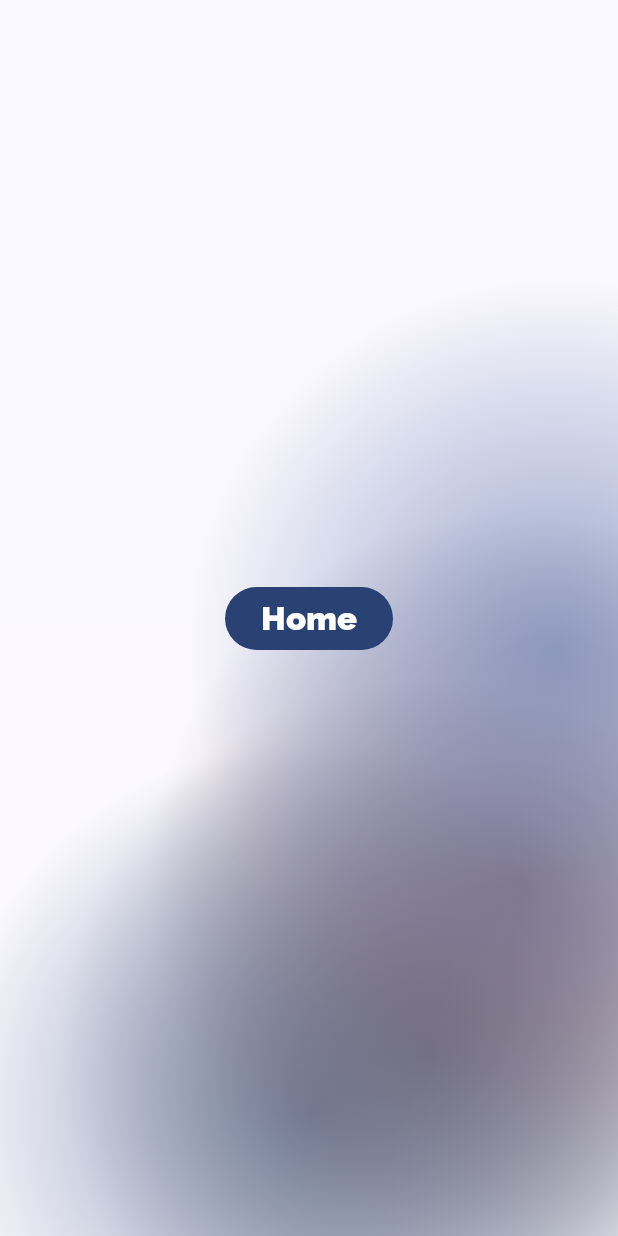
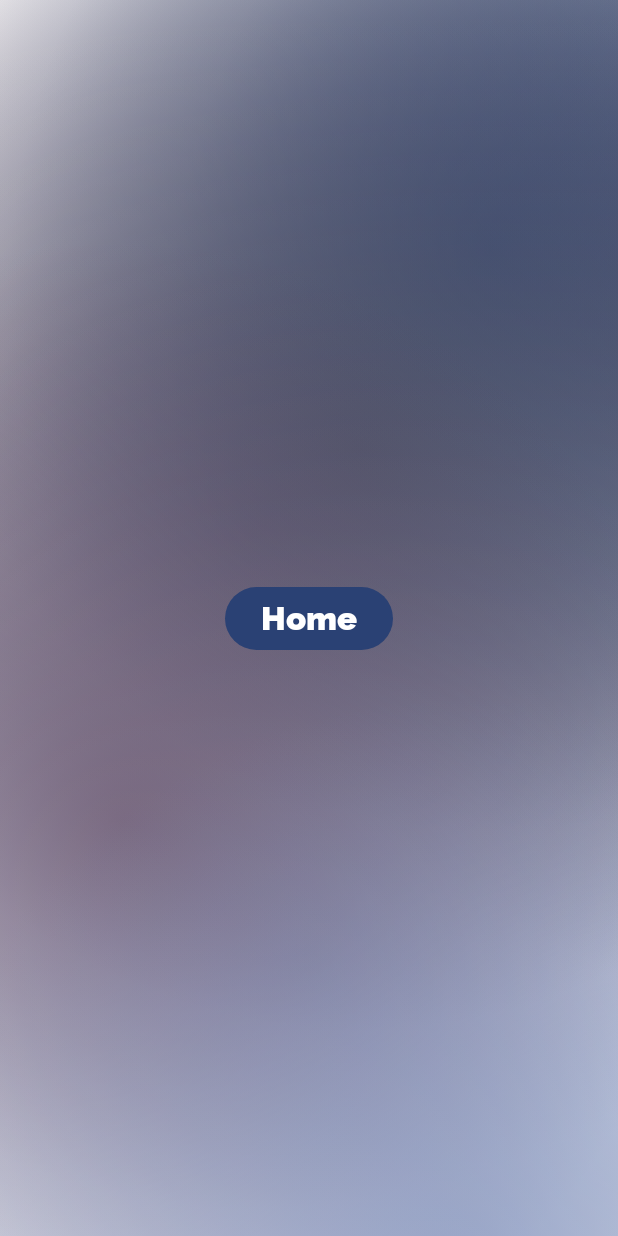
Before and after one commit to harrrshith/Moowe, an Android app built with Jetpack Compose: the OnBoardingRoute screen opened through its navigation route, on a phone screen of 412 x 824 dp. Run offline under Robolectric (Android 15) with nearby library versions, the phone set to English and light mode, and no system bars.

Commit message:
add/remove some functionality

```diff
--- a/app/src/main/java/com/harrrshith/moowe/ui/MooweApp.kt
+++ b/app/src/main/java/com/harrrshith/moowe/ui/MooweApp.kt
@@ -1,9 +1,12 @@
 package com.harrrshith.moowe.ui
 
+import androidx.compose.foundation.background
+import androidx.compose.foundation.layout.WindowInsets
 import androidx.compose.foundation.layout.padding
 import androidx.compose.material3.Scaffold
 import androidx.compose.runtime.Composable
 import androidx.compose.ui.Modifier
+import androidx.compose.ui.graphics.Color
 import androidx.navigation.compose.rememberNavController
 import com.harrrshith.moowe.ui.home.HomeBottomBar
 import com.harrrshith.moowe.ui.navigation.NavigationGraph
@@ -16,8 +19,10 @@ fun MooweApp(
     val navController = rememberNavController()
     MooweTheme {
         Scaffold(
-            modifier = modifier,
-            bottomBar = { HomeBottomBar(navController) }
+            modifier = modifier.background(Color.Transparent),
+            bottomBar = { HomeBottomBar(navController) },
+            containerColor = Color.Transparent,
+            contentWindowInsets = WindowInsets(0, 0, 0, 0)
         ) {innerPadding ->
             NavigationGraph(
                 modifier = Modifier.padding(innerPadding),
--- a/app/src/main/java/com/harrrshith/moowe/ui/onboarding/OnBoardingScreen.kt
+++ b/app/src/main/java/com/harrrshith/moowe/ui/onboarding/OnBoardingScreen.kt
@@ -1,40 +1,54 @@
 package com.harrrshith.moowe.ui.onboarding
 
-import androidx.compose.animation.core.EaseInCubic
+import android.annotation.SuppressLint
+import androidx.compose.animation.AnimatedVisibility
+import androidx.compose.animation.core.LinearEasing
 import androidx.compose.animation.core.RepeatMode
 import androidx.compose.animation.core.animateFloat
 import androidx.compose.animation.core.infiniteRepeatable
 import androidx.compose.animation.core.rememberInfiniteTransition
 import androidx.compose.animation.core.tween
+import androidx.compose.animation.expandVertically
 import androidx.compose.foundation.Canvas
+import androidx.compose.foundation.background
 import androidx.compose.foundation.layout.Box
-import androidx.compose.foundation.layout.WindowInsets
 import androidx.compose.foundation.layout.fillMaxSize
-import androidx.compose.foundation.layout.windowInsetsPadding
+import androidx.compose.foundation.layout.safeContentPadding
+import androidx.compose.foundation.layout.safeDrawingPadding
 import androidx.compose.material3.Button
+import androidx.compose.material3.ButtonColors
+import androidx.compose.material3.ButtonDefaults
 import androidx.compose.material3.MaterialTheme
 import androidx.compose.material3.Text
 import androidx.compose.runtime.Composable
+import androidx.compose.runtime.LaunchedEffect
 import androidx.compose.runtime.getValue
+import androidx.compose.runtime.mutableStateOf
 import androidx.compose.runtime.remember
+import androidx.compose.runtime.setValue
 import androidx.compose.ui.Alignment
 import androidx.compose.ui.Modifier
+import androidx.compose.ui.draw.drawBehind
 import androidx.compose.ui.geometry.Offset
 import androidx.compose.ui.graphics.BlendMode
 import androidx.compose.ui.graphics.Brush
 import androidx.compose.ui.graphics.Color
 import androidx.compose.ui.graphics.drawscope.DrawScope
+import kotlinx.coroutines.delay
 import kotlin.math.cos
 import kotlin.math.sin
-import kotlin.random.Random
 
+
+@SuppressLint("WrongConstant")
 @Composable
 fun OnBoardingRoute(
-    navigateToHome: () -> Unit
+    navigateToHome: () -> Unit,
 ) {
     AnimatedBlobBackground(modifier = Modifier.fillMaxSize())
     OnBoardingScreen(
-        modifier = Modifier,
+        modifier = Modifier
+            .safeDrawingPadding()
+            .safeContentPadding(),
         navigateToHome = { navigateToHome() }
     )
 }
@@ -42,12 +56,19 @@ fun OnBoardingRoute(
 @Composable
 fun OnBoardingScreen(
     modifier: Modifier = Modifier,
-    navigateToHome: () -> Unit
+    navigateToHome: () -> Unit,
 ){
+    var showAnimation by remember { mutableStateOf(false) }
     Box(modifier = modifier.fillMaxSize(), contentAlignment = Alignment.Center){
-        Button(onClick = { navigateToHome() }) {
-            Text(text = "Home", style = MaterialTheme.typography.titleLarge)
+        AnimatedVisibility(visible = showAnimation, enter = expandVertically(expandFrom = Alignment.Bottom)) {
+            Button(onClick = { navigateToHome() }) {
+                Text(text = "Home", style = MaterialTheme.typography.titleLarge)
+            }
         }
+    }
+    LaunchedEffect(key1 = true) {
+        delay(1500)
+        showAnimation = !showAnimation
     }
 }
 data class Blob(val color: Color, var x: Float, var y: Float)
@@ -72,24 +93,34 @@ fun AnimatedBlobBackground(modifier: Modifier = Modifier) {
         initialValue = 0f,
         targetValue = 1f,
         animationSpec = infiniteRepeatable(
-            animation = tween(20000, easing = EaseInCubic),
+            animation = tween(5000, easing = LinearEasing),
             repeatMode = RepeatMode.Restart
         ),
         label = "blobAnimation"
     )
 
+    val animatedProgressReverse by infiniteTransition.animateFloat(
+        initialValue = 1f,
+        targetValue = 0f,
+        animationSpec = infiniteRepeatable(
+            animation = tween(4800, easing = LinearEasing),
+            repeatMode = RepeatMode.Reverse
+        ),
+        label = "blobAnimation"
+    )
+
     Canvas(modifier = modifier.fillMaxSize()) {
-        drawBlobBackground(blobs, animatedProgress)
+        drawBlobBackground(blobs, animatedProgress % 1f)
+        drawBlobBackground(blobs, animatedProgressReverse % 1f)
     }
 }
 
 private fun DrawScope.drawBlobBackground(blobs: List<Blob>, progress: Float) {
-    val width = size.width
-    val height = size.height
-
+    val width = size.width / progress
+    val height = size.height / progress
     // Update blob positions
     blobs.forEachIndexed { index, blob ->
-        blob.x = (sin(progress * 2 * Math.PI + index * 0.5) * 0.4f + 0.5f).toFloat()
+        blob.x = (sin(progress * 2 * Math.PI + index * index * 0.3) * 0.4f + 0.5f).toFloat()
         blob.y = (cos(progress * 2 * Math.PI + index * 0.5) * 0.4f + 0.5f).toFloat()
     }
     // Create radial gradients for each blob
@@ -97,7 +128,7 @@ private fun DrawScope.drawBlobBackground(blobs: List<Blob>, progress: Float) {
         Brush.radialGradient(
             colors = listOf(blob.color.copy(alpha = 0.7f), blob.color.copy(alpha = 0f)),
             center = Offset(blob.x * width, blob.y * height),
-            radius = width * 0.6f
+            radius = width * 0.5f
         )
     }
 
```
